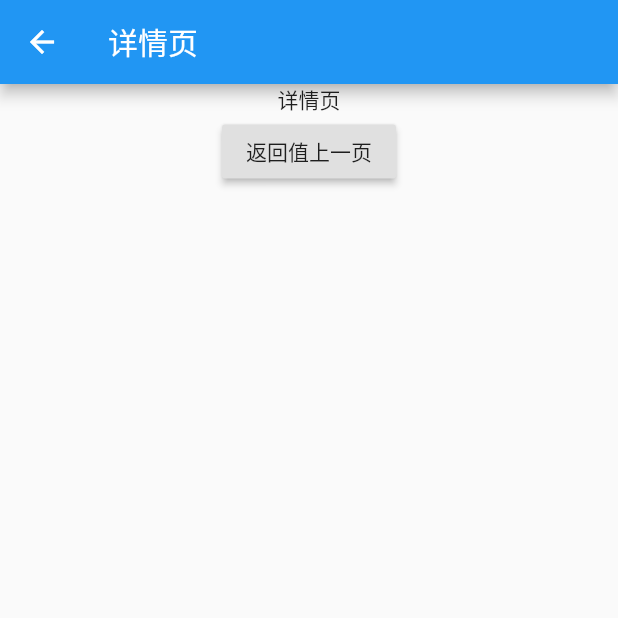
After one commit to lifan-github/flutter_learn_app, a Flutter app: the screen it shows after launch, item 3 of the bottom bar chosen, after a tap on "点击进入详情", on a phone screen of 412 x 824 dp, the top half of it. The commit adds this screen. Run offline on Flutter 3.47's test engine with Material 2 defaults, Android fonts, the phone set to English and light mode, and no system bars.

Commit message:
路由钩子检测

```diff
--- a/lib/main.dart
+++ b/lib/main.dart
@@ -1,5 +1,10 @@
 import 'package:flutter/material.dart';
 import 'package:flutter_learn_app/routes/tab_navigator.dart';
+import 'package:flutter_learn_app/views/assets/details.dart';
+import 'package:flutter_learn_app/views/home/details.dart';
+import 'package:flutter_learn_app/views/login/login.dart';
+import 'package:flutter_learn_app/views/noRoute/no_route.dart';
+import 'package:flutter_learn_app/views/user/details.dart';
 
 void main() {
   runApp(MyApp());
@@ -14,7 +19,30 @@ class MyApp extends StatelessWidget {
         primarySwatch: Colors.blue,
         visualDensity: VisualDensity.adaptivePlatformDensity,
       ),
-      home: Tabnavigator(),
+      // home: Tabnavigator(),
+      // routes: {
+      //   "home_details": (context) => HomeDetails(),
+      //   "assets_details": (context) => AssetsDetails(),
+      //   "user_details": (context) => UserDetails(),
+      // },
+      initialRoute: '/',
+      onGenerateRoute: (setting){
+        print('路由钩子---$setting');
+        final isLogin = true;
+        final routes = {
+          "/": (context) => Tabnavigator(),
+          "home_details": (context) => HomeDetails(),
+          "assets_details": (context) => AssetsDetails(),
+          "user_details": (context) => UserDetails(),
+        };
+        if(!isLogin){
+          return MaterialPageRoute(builder: (context) => LoginRoute());
+        }
+        return MaterialPageRoute(builder: routes[setting.name], settings: setting);
+      },
+      onUnknownRoute: (setting) {
+        return MaterialPageRoute(builder: (context) => NoRoute());
+      },
     );
   }
 }
--- a/lib/routes/tab_navigator.dart
+++ b/lib/routes/tab_navigator.dart
@@ -1,7 +1,7 @@
 import 'package:flutter/material.dart';
-import 'package:flutter_learn_app/views/assets_page.dart';
-import 'package:flutter_learn_app/views/home_page.dart';
-import 'package:flutter_learn_app/views/user_page.dart';
+import 'package:flutter_learn_app/views/assets/assets_page.dart';
+import 'package:flutter_learn_app/views/home/home_page.dart';
+import 'package:flutter_learn_app/views/user/user_page.dart';
 
 class Tabnavigator extends StatefulWidget {
   @override
@@ -9,17 +9,25 @@ class Tabnavigator extends StatefulWidget {
 }
 
 class _TabnavigatorState extends State<Tabnavigator> {
-  int _selectedIndex = 1;
+  int _selectedIndex = 0;
   final PageController _controller = PageController(initialPage: 0, keepPage: true);
 
   @override
   Widget build(BuildContext context) {
     return Scaffold(
-      body: PageView(controller: _controller, children: <Widget>[
-        HomePage(),
-        AssetsPage(),
-        UserPage(),
-      ]),
+      body: PageView(
+        controller: _controller,
+        onPageChanged: (int index){
+          setState(() {
+            _selectedIndex = index;
+          });
+        },
+        children: <Widget>[
+          HomePage(),
+          AssetsPage(),
+          UserPage(),
+        ]
+      ),
       bottomNavigationBar: BottomNavigationBar(
         // 底部导航
         items: <BottomNavigationBarItem>[
--- /dev/null
+++ b/lib/views/assets/assets_page.dart
@@ -0,0 +1,35 @@
+import 'package:flutter/material.dart';
+
+class AssetsPage extends StatefulWidget {
+  @override
+  _AssetsPageState createState() => _AssetsPageState();
+}
+
+class _AssetsPageState extends State<AssetsPage> {
+  @override
+  void initState(){
+    super.initState();
+    print('资产界面----------------');
+  }
+
+  @override
+  void didChangeDependencies() {
+    super.didChangeDependencies();
+    print('资产界面initState---之后执行，并此时可以获取其他 State');
+  }
+
+  @override
+  Widget build(BuildContext context) {
+    return Scaffold(
+      body: Center(
+        child: Column(children: <Widget>[
+          Text('资产界面'),
+          RaisedButton(
+            onPressed: () => Navigator.pushNamed(context, 'assets_details'),
+            child: Text('点击进入详情'),
+          )
+        ]),
+      ),
+    );
+  }
+}
--- /dev/null
+++ b/lib/views/assets/details.dart
@@ -0,0 +1,25 @@
+import 'package:flutter/material.dart';
+
+class AssetsDetails extends StatelessWidget {
+  @override
+  Widget build(BuildContext context) {
+    return Scaffold(
+      appBar: AppBar(
+        title: Text('详情页'),
+      ),
+      body: Container(
+        child: Center(
+          child: Column(
+            children: <Widget>[
+              Text('详情页'),
+              RaisedButton(
+                onPressed: () => Navigator.pop(context),
+                child: Text('返回值上一页'),
+              )
+            ],
+          )
+        ),
+      ),
+    );
+  }
+}
--- /dev/null
+++ b/lib/views/home/details.dart
@@ -0,0 +1,25 @@
+import 'package:flutter/material.dart';
+
+class HomeDetails extends StatelessWidget {
+  @override
+  Widget build(BuildContext context) {
+    return Scaffold(
+      appBar: AppBar(
+        title: Text('详情页'),
+      ),
+      body: Container(
+        child: Center(
+          child: Column(
+            children: <Widget>[
+              Text('详情页'),
+              RaisedButton(
+                onPressed: () => Navigator.pop(context),
+                child: Text('返回值上一页'),
+              )
+            ],
+          )
+        ),
+      ),
+    );
+  }
+}
--- /dev/null
+++ b/lib/views/home/home_page.dart
@@ -0,0 +1,37 @@
+import 'package:flutter/material.dart';
+
+class HomePage extends StatefulWidget {
+  @override
+  _HomePageState createState() => _HomePageState();
+}
+
+class _HomePageState extends State<HomePage> {
+  @override
+  void initState(){
+    super.initState();
+    print('首页初始化----------------');
+  }
+
+  @override
+  void didChangeDependencies() {
+    super.didChangeDependencies();
+    print('首页初始化initState---之后执行，并此时可以获取其他 State');
+  }
+
+  @override
+  Widget build(BuildContext context) {
+    return Scaffold(
+      body: Center(
+        child: Column(
+          children: <Widget>[
+            Text('我是首页'),
+            RaisedButton(
+              onPressed: () => Navigator.pushNamed(context, 'home_details'),
+              child: Text('点击进入详情'),
+            )
+          ]
+        ),
+      ),
+    );
+  }
+}
--- /dev/null
+++ b/lib/views/user/details.dart
@@ -0,0 +1,25 @@
+import 'package:flutter/material.dart';
+
+class UserDetails extends StatelessWidget {
+  @override
+  Widget build(BuildContext context) {
+    return Scaffold(
+      appBar: AppBar(
+        title: Text('详情页'),
+      ),
+      body: Container(
+        child: Center(
+          child: Column(
+            children: <Widget>[
+              Text('详情页'),
+              RaisedButton(
+                onPressed: () => Navigator.pop(context),
+                child: Text('返回值上一页'),
+              )
+            ],
+          )
+        ),
+      ),
+    );
+  }
+}
--- /dev/null
+++ b/lib/views/user/user_page.dart
@@ -0,0 +1,23 @@
+import 'package:flutter/material.dart';
+
+class UserPage extends StatefulWidget {
+  @override
+  _UserPageState createState() => _UserPageState();
+}
+
+class _UserPageState extends State<UserPage> {
+  @override
+  Widget build(BuildContext context) {
+    return Scaffold(
+      body: Center(
+        child: Column(children: <Widget>[
+          Text('我的界面'),
+          RaisedButton(
+            onPressed: () => Navigator.pushNamed(context, 'user_details'),
+            child: Text('点击进入详情'),
+          )
+        ]),
+      ),
+    );
+  }
+}
```
Also changed, not shown: lib/main copy.dart (deleted, +0 -189 lines), lib/views/assets_page.dart (deleted, +0 -17 lines), lib/views/home_page.dart (deleted, +0 -17 lines), lib/views/login/login.dart (added, +21 -0 lines), lib/views/noRoute/no_route.dart (added, +21 -0 lines), lib/views/user_page.dart (deleted, +0 -17 lines).
